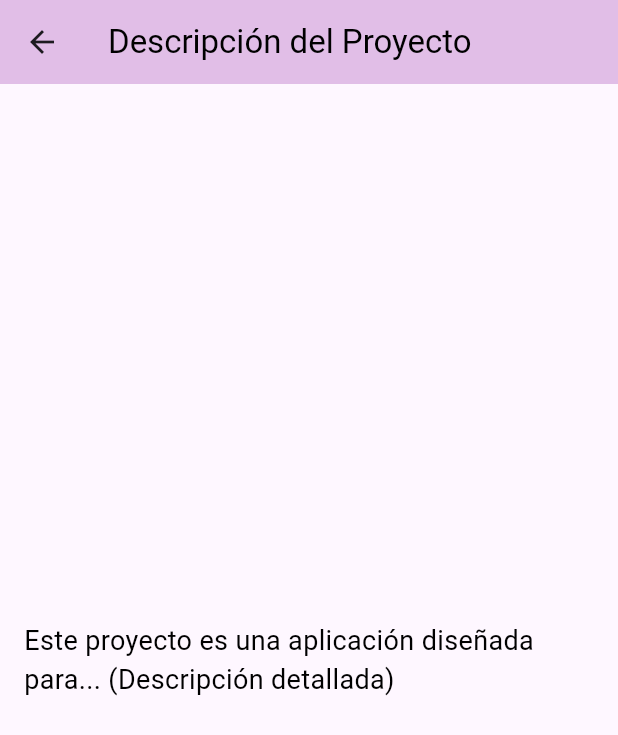
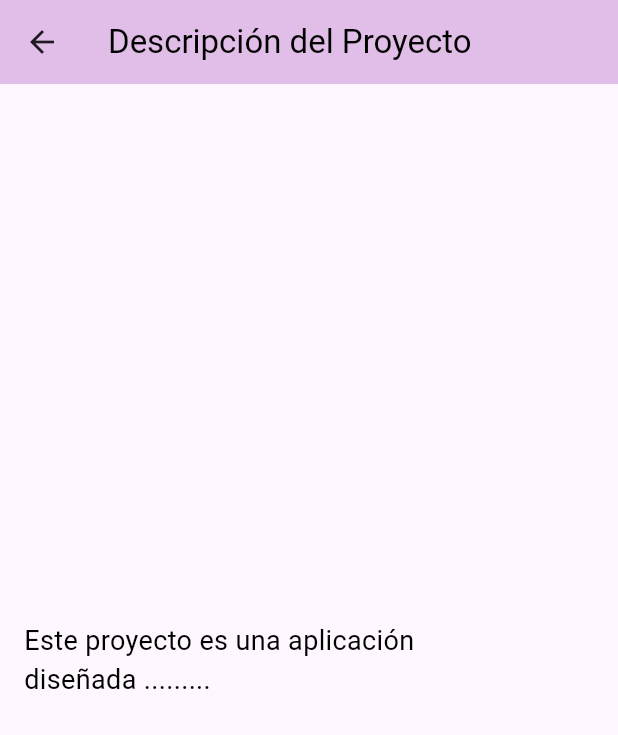
Before and after one commit to AnaCarchi/pantallas_de_navegabilidad, a Flutter app: the ProjectDescriptionScreen screen opened by its route, on a phone screen of 412 x 824 dp. Shown: the top 735 px of the screen. Run offline on Flutter 3.47's test engine with Material 3 defaults, Android fonts, the phone set to English and light mode, and no system bars.

Commit message:
Primer commit

```diff
--- a/lib/screens/projectdescription_screen.dart
+++ b/lib/screens/projectdescription_screen.dart
@@ -12,7 +12,7 @@ class ProjectDescriptionScreen extends StatelessWidget {
         child: Padding(
           padding: EdgeInsets.all(16.0),
           child: Text(
-            'Este proyecto es una aplicación diseñada para... (Descripción detallada)',
+            'Este proyecto es una aplicación diseñada .........',
             style: TextStyle(fontSize: 18, color: Colors.black),
           ),
         ),
```
